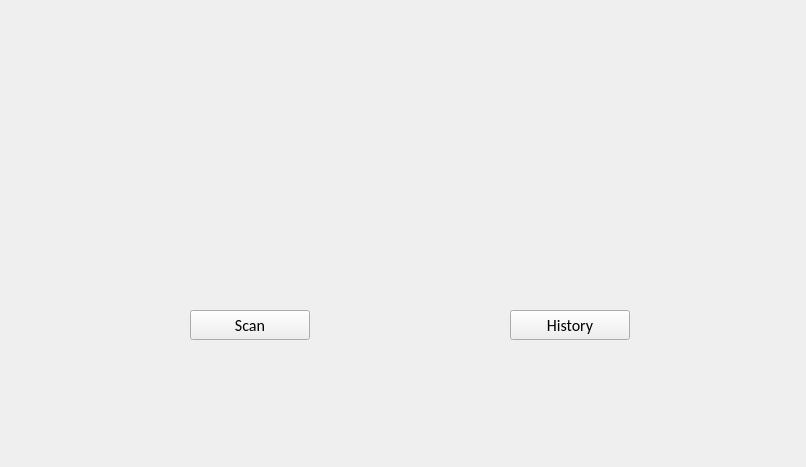
Qt form widget.ui (Daisy-Aguilar/Custodio) before a commit.
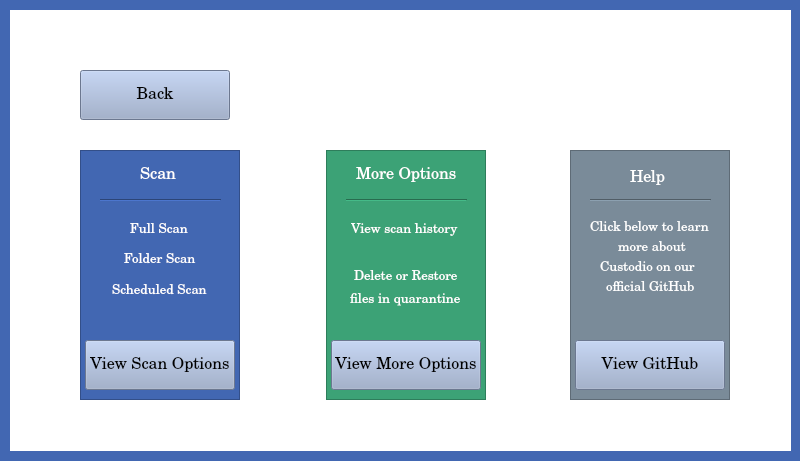
The same form after that commit. The open tabs and pages were chosen to show the change. Icons and pictures are not drawn.

Patch:
```diff
--- a/widget.ui
+++ b/widget.ui
@@ -6,25 +6,28 @@
    <rect>
     <x>0</x>
     <y>0</y>
-    <width>806</width>
-    <height>467</height>
+    <width>800</width>
+    <height>461</height>
    </rect>
   </property>
   <property name="windowTitle">
    <string>Widget</string>
   </property>
   <property name="styleSheet">
-   <string notr="true">background-color: rgb(239, 239, 239);</string>
+   <string notr="true">background-color: rgb(66, 103, 178);</string>
   </property>
   <widget class="QStackedWidget" name="stackedWidget">
    <property name="geometry">
     <rect>
      <x>10</x>
      <y>10</y>
-     <width>801</width>
-     <height>461</height>
+     <width>781</width>
+     <height>441</height>
     </rect>
    </property>
+   <property name="styleSheet">
+    <string notr="true">background-color: rgb(255, 255, 255);</string>
+   </property>
    <property name="currentIndex">
     <number>0</number>
    </property>
@@ -69,43 +72,1206 @@
     </widget>
    </widget>
    <widget class="QWidget" name="page_1">
-    <widget class="QPushButton" name="scanButton">
+    <widget class="QPushButton" name="backButton_0">
      <property name="geometry">
       <rect>
-       <x>180</x>
-       <y>300</y>
-       <width>120</width>
-       <height>30</height>
+       <x>70</x>
+       <y>60</y>
+       <width>150</width>
+       <height>50</height>
       </rect>
      </property>
+     <property name="palette">
+      <palette>
+       <active>
+        <colorrole role="Button">
+         <brush brushstyle="SolidPattern">
+          <color alpha="255">
+           <red>151</red>
+           <green>168</green>
+           <blue>201</blue>
+          </color>
+         </brush>
+        </colorrole>
+        <colorrole role="Text">
+         <brush brushstyle="SolidPattern">
+          <color alpha="255">
+           <red>255</red>
+           <green>255</green>
+           <blue>255</blue>
+          </color>
+         </brush>
+        </colorrole>
+        <colorrole role="ButtonText">
+         <brush brushstyle="SolidPattern">
+          <color alpha="255">
+           <red>255</red>
+           <green>255</green>
+           <blue>255</blue>
+          </color>
+         </brush>
+        </colorrole>
+        <colorrole role="Base">
+         <brush brushstyle="SolidPattern">
+          <color alpha="255">
+           <red>151</red>
+           <green>168</green>
+           <blue>201</blue>
+          </color>
+         </brush>
+        </colorrole>
+        <colorrole role="Window">
+         <brush brushstyle="SolidPattern">
+          <color alpha="255">
+           <red>151</red>
+           <green>168</green>
+           <blue>201</blue>
+          </color>
+         </brush>
+        </colorrole>
+       </active>
+       <inactive>
+        <colorrole role="Button">
+         <brush brushstyle="SolidPattern">
+          <color alpha="255">
+           <red>240</red>
+           <green>240</green>
+           <blue>240</blue>
+          </color>
+         </brush>
+        </colorrole>
+        <colorrole role="Text">
+         <brush brushstyle="SolidPattern">
+          <color alpha="255">
+           <red>0</red>
+           <green>0</green>
+           <blue>0</blue>
+          </color>
+         </brush>
+        </colorrole>
+        <colorrole role="ButtonText">
+         <brush brushstyle="SolidPattern">
+          <color alpha="255">
+           <red>0</red>
+           <green>0</green>
+           <blue>0</blue>
+          </color>
+         </brush>
+        </colorrole>
+        <colorrole role="Base">
+         <brush brushstyle="SolidPattern">
+          <color alpha="255">
+           <red>255</red>
+           <green>255</green>
+           <blue>255</blue>
+          </color>
+         </brush>
+        </colorrole>
+        <colorrole role="Window">
+         <brush brushstyle="SolidPattern">
+          <color alpha="255">
+           <red>240</red>
+           <green>240</green>
+           <blue>240</blue>
+          </color>
+         </brush>
+        </colorrole>
+       </inactive>
+       <disabled>
+        <colorrole role="Button">
+         <brush brushstyle="SolidPattern">
+          <color alpha="255">
+           <red>151</red>
+           <green>168</green>
+           <blue>201</blue>
+          </color>
+         </brush>
+        </colorrole>
+        <colorrole role="Text">
+         <brush brushstyle="SolidPattern">
+          <color alpha="255">
+           <red>120</red>
+           <green>120</green>
+           <blue>120</blue>
+          </color>
+         </brush>
+        </colorrole>
+        <colorrole role="ButtonText">
+         <brush brushstyle="SolidPattern">
+          <color alpha="255">
+           <red>120</red>
+           <green>120</green>
+           <blue>120</blue>
+          </color>
+         </brush>
+        </colorrole>
+        <colorrole role="Base">
+         <brush brushstyle="SolidPattern">
+          <color alpha="255">
+           <red>151</red>
+           <green>168</green>
+           <blue>201</blue>
+          </color>
+         </brush>
+        </colorrole>
+        <colorrole role="Window">
+         <brush brushstyle="SolidPattern">
+          <color alpha="255">
+           <red>151</red>
+           <green>168</green>
+           <blue>201</blue>
+          </color>
+         </brush>
+        </colorrole>
+       </disabled>
+      </palette>
+     </property>
      <property name="font">
       <font>
-       <family>Calibri</family>
+       <family>Century</family>
        <pointsize>12</pointsize>
       </font>
      </property>
+     <property name="focusPolicy">
+      <enum>Qt::StrongFocus</enum>
+     </property>
+     <property name="styleSheet">
+      <string notr="true">background-color: rgb(151, 168, 201);</string>
+     </property>
      <property name="text">
-      <string>Scan</string>
+      <string>Back</string>
      </property>
     </widget>
-    <widget class="QPushButton" name="historyButton">
+    <widget class="QLabel" name="label_1">
      <property name="geometry">
       <rect>
-       <x>500</x>
-       <y>300</y>
-       <width>120</width>
-       <height>30</height>
+       <x>280</x>
+       <y>40</y>
+       <width>231</width>
+       <height>81</height>
       </rect>
      </property>
+     <property name="text">
+      <string/>
+     </property>
+     <property name="pixmap">
+      <pixmap>../../Pictures/resizedLogo.png</pixmap>
+     </property>
+     <property name="scaledContents">
+      <bool>false</bool>
+     </property>
+    </widget>
+    <widget class="QFrame" name="frame">
+     <property name="geometry">
+      <rect>
+       <x>70</x>
+       <y>140</y>
+       <width>160</width>
+       <height>250</height>
+      </rect>
+     </property>
      <property name="font">
       <font>
-       <family>Calibri</family>
-       <pointsize>12</pointsize>
+       <family>Century</family>
       </font>
      </property>
-     <property name="text">
-      <string>History</string>
+     <property name="styleSheet">
+      <string notr="true">background-color: rgb(66, 103, 178);</string>
      </property>
+     <property name="frameShape">
+      <enum>QFrame::StyledPanel</enum>
+     </property>
+     <property name="frameShadow">
+      <enum>QFrame::Raised</enum>
+     </property>
+     <widget class="QPushButton" name="scanButton">
+      <property name="geometry">
+       <rect>
+        <x>5</x>
+        <y>190</y>
+        <width>150</width>
+        <height>50</height>
+       </rect>
+      </property>
+      <property name="palette">
+       <palette>
+        <active>
+         <colorrole role="Button">
+          <brush brushstyle="SolidPattern">
+           <color alpha="255">
+            <red>151</red>
+            <green>168</green>
+            <blue>201</blue>
+           </color>
+          </brush>
+         </colorrole>
+         <colorrole role="ButtonText">
+          <brush brushstyle="SolidPattern">
+           <color alpha="255">
+            <red>255</red>
+            <green>255</green>
+            <blue>255</blue>
+           </color>
+          </brush>
+         </colorrole>
+         <colorrole role="Base">
+          <brush brushstyle="SolidPattern">
+           <color alpha="255">
+            <red>151</red>
+            <green>168</green>
+            <blue>201</blue>
+           </color>
+          </brush>
+         </colorrole>
+         <colorrole role="Window">
+          <brush brushstyle="SolidPattern">
+           <color alpha="255">
+            <red>151</red>
+            <green>168</green>
+            <blue>201</blue>
+           </color>
+          </brush>
+         </colorrole>
+        </active>
+        <inactive>
+         <colorrole role="Button">
+          <brush brushstyle="SolidPattern">
+           <color alpha="255">
+            <red>240</red>
+            <green>240</green>
+            <blue>240</blue>
+           </color>
+          </brush>
+         </colorrole>
+         <colorrole role="ButtonText">
+          <brush brushstyle="SolidPattern">
+           <color alpha="255">
+            <red>0</red>
+            <green>0</green>
+            <blue>0</blue>
+           </color>
+          </brush>
+         </colorrole>
+         <colorrole role="Base">
+          <brush brushstyle="SolidPattern">
+           <color alpha="255">
+            <red>255</red>
+            <green>255</green>
+            <blue>255</blue>
+           </color>
+          </brush>
+         </colorrole>
+         <colorrole role="Window">
+          <brush brushstyle="SolidPattern">
+           <color alpha="255">
+            <red>240</red>
+            <green>240</green>
+            <blue>240</blue>
+           </color>
+          </brush>
+         </colorrole>
+        </inactive>
+        <disabled>
+         <colorrole role="Button">
+          <brush brushstyle="SolidPattern">
+           <color alpha="255">
+            <red>151</red>
+            <green>168</green>
+            <blue>201</blue>
+           </color>
+          </brush>
+         </colorrole>
+         <colorrole role="ButtonText">
+          <brush brushstyle="SolidPattern">
+           <color alpha="255">
+            <red>120</red>
+            <green>120</green>
+            <blue>120</blue>
+           </color>
+          </brush>
+         </colorrole>
+         <colorrole role="Base">
+          <brush brushstyle="SolidPattern">
+           <color alpha="255">
+            <red>151</red>
+            <green>168</green>
+            <blue>201</blue>
+           </color>
+          </brush>
+         </colorrole>
+         <colorrole role="Window">
+          <brush brushstyle="SolidPattern">
+           <color alpha="255">
+            <red>151</red>
+            <green>168</green>
+            <blue>201</blue>
+           </color>
+          </brush>
+         </colorrole>
+        </disabled>
+       </palette>
+      </property>
+      <property name="font">
+       <font>
+        <family>Century</family>
+        <pointsize>12</pointsize>
+       </font>
+      </property>
+      <property name="layoutDirection">
+       <enum>Qt::LeftToRight</enum>
+      </property>
+      <property name="styleSheet">
+       <string notr="true">background-color: rgb(151, 168, 201);</string>
+      </property>
+      <property name="text">
+       <string>View Scan Options</string>
+      </property>
+     </widget>
+     <widget class="QLabel" name="label_2">
+      <property name="geometry">
+       <rect>
+        <x>60</x>
+        <y>10</y>
+        <width>41</width>
+        <height>31</height>
+       </rect>
+      </property>
+      <property name="font">
+       <font>
+        <family>Century</family>
+        <pointsize>12</pointsize>
+       </font>
+      </property>
+      <property name="styleSheet">
+       <string notr="true">color: rgb(255, 255, 255);</string>
+      </property>
+      <property name="text">
+       <string>Scan</string>
+      </property>
+     </widget>
+     <widget class="Line" name="line">
+      <property name="geometry">
+       <rect>
+        <x>20</x>
+        <y>40</y>
+        <width>121</width>
+        <height>20</height>
+       </rect>
+      </property>
+      <property name="styleSheet">
+       <string notr="true">color: rgb(255, 255, 255);</string>
+      </property>
+      <property name="orientation">
+       <enum>Qt::Horizontal</enum>
+      </property>
+     </widget>
+     <widget class="QLabel" name="label_3">
+      <property name="geometry">
+       <rect>
+        <x>50</x>
+        <y>70</y>
+        <width>61</width>
+        <height>20</height>
+       </rect>
+      </property>
+      <property name="palette">
+       <palette>
+        <active>
+         <colorrole role="WindowText">
+          <brush brushstyle="SolidPattern">
+           <color alpha="255">
+            <red>255</red>
+            <green>255</green>
+            <blue>255</blue>
+           </color>
+          </brush>
+         </colorrole>
+         <colorrole role="Button">
+          <brush brushstyle="SolidPattern">
+           <color alpha="255">
+            <red>66</red>
+            <green>103</green>
+            <blue>178</blue>
+           </color>
+          </brush>
+         </colorrole>
+         <colorrole role="Text">
+          <brush brushstyle="SolidPattern">
+           <color alpha="255">
+            <red>255</red>
+            <green>255</green>
+            <blue>255</blue>
+           </color>
+          </brush>
+         </colorrole>
+         <colorrole role="ButtonText">
+          <brush brushstyle="SolidPattern">
+           <color alpha="255">
+            <red>255</red>
+            <green>255</green>
+            <blue>255</blue>
+           </color>
+          </brush>
+         </colorrole>
+         <colorrole role="Base">
+          <brush brushstyle="SolidPattern">
+           <color alpha="255">
+            <red>66</red>
+            <green>103</green>
+            <blue>178</blue>
+           </color>
+          </brush>
+         </colorrole>
+         <colorrole role="Window">
+          <brush brushstyle="SolidPattern">
+           <color alpha="255">
+            <red>66</red>
+            <green>103</green>
+            <blue>178</blue>
+           </color>
+          </brush>
+         </colorrole>
+         <colorrole role="PlaceholderText">
+          <brush brushstyle="SolidPattern">
+           <color alpha="255">
+            <red>255</red>
+            <green>255</green>
+            <blue>255</blue>
+           </color>
+          </brush>
+         </colorrole>
+        </active>
+        <inactive>
+         <colorrole role="WindowText">
+          <brush brushstyle="SolidPattern">
+           <color alpha="255">
+            <red>255</red>
+            <green>255</green>
+            <blue>255</blue>
+           </color>
+          </brush>
+         </colorrole>
+         <colorrole role="Button">
+          <brush brushstyle="SolidPattern">
+           <color alpha="255">
+            <red>66</red>
+            <green>103</green>
+            <blue>178</blue>
+           </color>
+          </brush>
+         </colorrole>
+         <colorrole role="Text">
+          <brush brushstyle="SolidPattern">
+           <color alpha="255">
+            <red>255</red>
+            <green>255</green>
+            <blue>255</blue>
+           </color>
+          </brush>
+         </colorrole>
+         <colorrole role="ButtonText">
+          <brush brushstyle="SolidPattern">
+           <color alpha="255">
+            <red>255</red>
+            <green>255</green>
+            <blue>255</blue>
+           </color>
+          </brush>
+         </colorrole>
+         <colorrole role="Base">
+          <brush brushstyle="SolidPattern">
+           <color alpha="255">
+            <red>66</red>
+            <green>103</green>
+            <blue>178</blue>
+           </color>
+          </brush>
+         </colorrole>
+         <colorrole role="Window">
+          <brush brushstyle="SolidPattern">
+           <color alpha="255">
+            <red>66</red>
+            <green>103</green>
+            <blue>178</blue>
+           </color>
+          </brush>
+         </colorrole>
+         <colorrole role="PlaceholderText">
+          <brush brushstyle="SolidPattern">
+           <color alpha="255">
+            <red>255</red>
+            <green>255</green>
+            <blue>255</blue>
+           </color>
+          </brush>
+         </colorrole>
+        </inactive>
+        <disabled>
+         <colorrole role="WindowText">
+          <brush brushstyle="SolidPattern">
+           <color alpha="255">
+            <red>255</red>
+            <green>255</green>
+            <blue>255</blue>
+           </color>
+          </brush>
+         </colorrole>
+         <colorrole role="Button">
+          <brush brushstyle="SolidPattern">
+           <color alpha="255">
+            <red>66</red>
+            <green>103</green>
+            <blue>178</blue>
+           </color>
+          </brush>
+         </colorrole>
+         <colorrole role="Text">
+          <brush brushstyle="SolidPattern">
+           <color alpha="255">
+            <red>255</red>
+            <green>255</green>
+            <blue>255</blue>
+           </color>
+          </brush>
+         </colorrole>
+         <colorrole role="ButtonText">
+          <brush brushstyle="SolidPattern">
+           <color alpha="255">
+            <red>255</red>
+            <green>255</green>
+            <blue>255</blue>
+           </color>
+          </brush>
+         </colorrole>
+         <colorrole role="Base">
+          <brush brushstyle="SolidPattern">
+           <color alpha="255">
+            <red>66</red>
+            <green>103</green>
+            <blue>178</blue>
+           </color>
+          </brush>
+         </colorrole>
+         <colorrole role="Window">
+          <brush brushstyle="SolidPattern">
+           <color alpha="255">
+            <red>66</red>
+            <green>103</green>
+            <blue>178</blue>
+           </color>
+          </brush>
+         </colorrole>
+         <colorrole role="PlaceholderText">
+          <brush brushstyle="SolidPattern">
+           <color alpha="255">
+            <red>255</red>
+            <green>255</green>
+            <blue>255</blue>
+           </color>
+          </brush>
+         </colorrole>
+        </disabled>
+       </palette>
+      </property>
+      <property name="font">
+       <font>
+        <family>Century</family>
+        <pointsize>10</pointsize>
+       </font>
+      </property>
+      <property name="styleSheet">
+       <string notr="true">color: rgb(255, 255, 255);</string>
+      </property>
+      <property name="text">
+       <string>Full Scan</string>
+      </property>
+     </widget>
+     <widget class="QLabel" name="label_4">
+      <property name="geometry">
+       <rect>
+        <x>44</x>
+        <y>102</y>
+        <width>81</width>
+        <height>16</height>
+       </rect>
+      </property>
+      <property name="font">
+       <font>
+        <family>Century</family>
+        <pointsize>10</pointsize>
+       </font>
+      </property>
+      <property name="styleSheet">
+       <string notr="true">color: rgb(255, 255, 255);</string>
+      </property>
+      <property name="text">
+       <string>Folder Scan</string>
+      </property>
+     </widget>
+     <widget class="QLabel" name="label_5">
+      <property name="geometry">
+       <rect>
+        <x>32</x>
+        <y>130</y>
+        <width>101</width>
+        <height>21</height>
+       </rect>
+      </property>
+      <property name="font">
+       <font>
+        <family>Century</family>
+        <pointsize>10</pointsize>
+       </font>
+      </property>
+      <property name="styleSheet">
+       <string notr="true">color: rgb(255, 255, 255);</string>
+      </property>
+      <property name="text">
+       <string>Scheduled Scan</string>
+      </property>
+     </widget>
+    </widget>
+    <widget class="QFrame" name="frame_2">
+     <property name="geometry">
+      <rect>
+       <x>316</x>
+       <y>140</y>
+       <width>160</width>
+       <height>250</height>
+      </rect>
+     </property>
+     <property name="styleSheet">
+      <string notr="true">background-color: rgb(60, 162, 118);</string>
+     </property>
+     <property name="frameShape">
+      <enum>QFrame::StyledPanel</enum>
+     </property>
+     <property name="frameShadow">
+      <enum>QFrame::Raised</enum>
+     </property>
+     <widget class="QPushButton" name="historyButton">
+      <property name="geometry">
+       <rect>
+        <x>5</x>
+        <y>190</y>
+        <width>150</width>
+        <height>50</height>
+       </rect>
+      </property>
+      <property name="palette">
+       <palette>
+        <active>
+         <colorrole role="Button">
+          <brush brushstyle="SolidPattern">
+           <color alpha="255">
+            <red>151</red>
+            <green>168</green>
+            <blue>201</blue>
+           </color>
+          </brush>
+         </colorrole>
+         <colorrole role="ButtonText">
+          <brush brushstyle="SolidPattern">
+           <color alpha="255">
+            <red>255</red>
+            <green>255</green>
+            <blue>255</blue>
+           </color>
+          </brush>
+         </colorrole>
+         <colorrole role="Base">
+          <brush brushstyle="SolidPattern">
+           <color alpha="255">
+            <red>151</red>
+            <green>168</green>
+            <blue>201</blue>
+           </color>
+          </brush>
+         </colorrole>
+         <colorrole role="Window">
+          <brush brushstyle="SolidPattern">
+           <color alpha="255">
+            <red>151</red>
+            <green>168</green>
+            <blue>201</blue>
+           </color>
+          </brush>
+         </colorrole>
+        </active>
+        <inactive>
+         <colorrole role="Button">
+          <brush brushstyle="SolidPattern">
+           <color alpha="255">
+            <red>240</red>
+            <green>240</green>
+            <blue>240</blue>
+           </color>
+          </brush>
+         </colorrole>
+         <colorrole role="ButtonText">
+          <brush brushstyle="SolidPattern">
+           <color alpha="255">
+            <red>0</red>
+            <green>0</green>
+            <blue>0</blue>
+           </color>
+          </brush>
+         </colorrole>
+         <colorrole role="Base">
+          <brush brushstyle="SolidPattern">
+           <color alpha="255">
+            <red>255</red>
+            <green>255</green>
+            <blue>255</blue>
+           </color>
+          </brush>
+         </colorrole>
+         <colorrole role="Window">
+          <brush brushstyle="SolidPattern">
+           <color alpha="255">
+            <red>240</red>
+            <green>240</green>
+            <blue>240</blue>
+           </color>
+          </brush>
+         </colorrole>
+        </inactive>
+        <disabled>
+         <colorrole role="Button">
+          <brush brushstyle="SolidPattern">
+           <color alpha="255">
+            <red>151</red>
+            <green>168</green>
+            <blue>201</blue>
+           </color>
+          </brush>
+         </colorrole>
+         <colorrole role="ButtonText">
+          <brush brushstyle="SolidPattern">
+           <color alpha="255">
+            <red>120</red>
+            <green>120</green>
+            <blue>120</blue>
+           </color>
+          </brush>
+         </colorrole>
+         <colorrole role="Base">
+          <brush brushstyle="SolidPattern">
+           <color alpha="255">
+            <red>151</red>
+            <green>168</green>
+            <blue>201</blue>
+           </color>
+          </brush>
+         </colorrole>
+         <colorrole role="Window">
+          <brush brushstyle="SolidPattern">
+           <color alpha="255">
+            <red>151</red>
+            <green>168</green>
+            <blue>201</blue>
+           </color>
+          </brush>
+         </colorrole>
+        </disabled>
+       </palette>
+      </property>
+      <property name="font">
+       <font>
+        <family>Century</family>
+        <pointsize>12</pointsize>
+       </font>
+      </property>
+      <property name="styleSheet">
+       <string notr="true">background-color: rgb(151, 168, 201);</string>
+      </property>
+      <property name="text">
+       <string>View More Options</string>
+      </property>
+     </widget>
+     <widget class="Line" name="line_2">
+      <property name="geometry">
+       <rect>
+        <x>20</x>
+        <y>40</y>
+        <width>121</width>
+        <height>20</height>
+       </rect>
+      </property>
+      <property name="orientation">
+       <enum>Qt::Horizontal</enum>
+      </property>
+     </widget>
+     <widget class="QLabel" name="label_6">
+      <property name="geometry">
+       <rect>
+        <x>30</x>
+        <y>10</y>
+        <width>111</width>
+        <height>31</height>
+       </rect>
+      </property>
+      <property name="font">
+       <font>
+        <family>Century</family>
+        <pointsize>12</pointsize>
+       </font>
+      </property>
+      <property name="styleSheet">
+       <string notr="true">color: rgb(255, 255, 255);</string>
+      </property>
+      <property name="text">
+       <string>More Options</string>
+      </property>
+     </widget>
+     <widget class="QLabel" name="label_7">
+      <property name="geometry">
+       <rect>
+        <x>25</x>
+        <y>70</y>
+        <width>111</width>
+        <height>20</height>
+       </rect>
+      </property>
+      <property name="font">
+       <font>
+        <family>Century</family>
+        <pointsize>10</pointsize>
+       </font>
+      </property>
+      <property name="styleSheet">
+       <string notr="true">color: rgb(255, 255, 255);</string>
+      </property>
+      <property name="text">
+       <string>View scan history</string>
+      </property>
+     </widget>
+     <widget class="QLabel" name="label_8">
+      <property name="geometry">
+       <rect>
+        <x>28</x>
+        <y>116</y>
+        <width>111</width>
+        <height>21</height>
+       </rect>
+      </property>
+      <property name="font">
+       <font>
+        <family>Century</family>
+        <pointsize>10</pointsize>
+       </font>
+      </property>
+      <property name="styleSheet">
+       <string notr="true">color: rgb(255, 255, 255);</string>
+      </property>
+      <property name="text">
+       <string>Delete or Restore</string>
+      </property>
+     </widget>
+     <widget class="QLabel" name="label_9">
+      <property name="geometry">
+       <rect>
+        <x>24</x>
+        <y>142</y>
+        <width>121</width>
+        <height>16</height>
+       </rect>
+      </property>
+      <property name="font">
+       <font>
+        <family>Century</family>
+        <pointsize>10</pointsize>
+       </font>
+      </property>
+      <property name="styleSheet">
+       <string notr="true">color: rgb(255, 255, 255);</string>
+      </property>
+      <property name="text">
+       <string>files in quarantine</string>
+      </property>
+     </widget>
+    </widget>
+    <widget class="QFrame" name="frame_3">
+     <property name="geometry">
+      <rect>
+       <x>560</x>
+       <y>140</y>
+       <width>160</width>
+       <height>250</height>
+      </rect>
+     </property>
+     <property name="styleSheet">
+      <string notr="true">background-color: rgb(122, 139, 153);</string>
+     </property>
+     <property name="frameShape">
+      <enum>QFrame::StyledPanel</enum>
+     </property>
+     <property name="frameShadow">
+      <enum>QFrame::Raised</enum>
+     </property>
+     <widget class="QPushButton" name="helpButton_1">
+      <property name="geometry">
+       <rect>
+        <x>5</x>
+        <y>190</y>
+        <width>150</width>
+        <height>50</height>
+       </rect>
+      </property>
+      <property name="palette">
+       <palette>
+        <active>
+         <colorrole role="Button">
+          <brush brushstyle="SolidPattern">
+           <color alpha="255">
+            <red>151</red>
+            <green>168</green>
+            <blue>201</blue>
+           </color>
+          </brush>
+         </colorrole>
+         <colorrole role="ButtonText">
+          <brush brushstyle="SolidPattern">
+           <color alpha="255">
+            <red>255</red>
+            <green>255</green>
+            <blue>255</blue>
+           </color>
+          </brush>
+         </colorrole>
+         <colorrole role="Base">
+          <brush brushstyle="SolidPattern">
+           <color alpha="255">
+            <red>151</red>
+            <green>168</green>
+            <blue>201</blue>
+           </color>
+          </brush>
+         </colorrole>
+         <colorrole role="Window">
+          <brush brushstyle="SolidPattern">
+           <color alpha="255">
+            <red>151</red>
+            <green>168</green>
+            <blue>201</blue>
+           </color>
+          </brush>
+         </colorrole>
+        </active>
+        <inactive>
+         <colorrole role="Button">
+          <brush brushstyle="SolidPattern">
+           <color alpha="255">
+            <red>240</red>
+            <green>240</green>
+            <blue>240</blue>
+           </color>
+          </brush>
+         </colorrole>
+         <colorrole role="ButtonText">
+          <brush brushstyle="SolidPattern">
+           <color alpha="255">
+            <red>0</red>
+            <green>0</green>
+            <blue>0</blue>
+           </color>
+          </brush>
+         </colorrole>
+         <colorrole role="Base">
+          <brush brushstyle="SolidPattern">
+           <color alpha="255">
+            <red>255</red>
+            <green>255</green>
+            <blue>255</blue>
+           </color>
+          </brush>
+         </colorrole>
+         <colorrole role="Window">
+          <brush brushstyle="SolidPattern">
+           <color alpha="255">
+            <red>240</red>
+            <green>240</green>
+            <blue>240</blue>
+           </color>
+          </brush>
+         </colorrole>
+        </inactive>
+        <disabled>
+         <colorrole role="Button">
+          <brush brushstyle="SolidPattern">
+           <color alpha="255">
+            <red>151</red>
+            <green>168</green>
+            <blue>201</blue>
+           </color>
+          </brush>
+         </colorrole>
+         <colorrole role="ButtonText">
+          <brush brushstyle="SolidPattern">
+           <color alpha="255">
+            <red>120</red>
+            <green>120</green>
+            <blue>120</blue>
+           </color>
+          </brush>
+         </colorrole>
+         <colorrole role="Base">
+          <brush brushstyle="SolidPattern">
+           <color alpha="255">
+            <red>151</red>
+            <green>168</green>
+            <blue>201</blue>
+           </color>
+          </brush>
+         </colorrole>
+         <colorrole role="Window">
+          <brush brushstyle="SolidPattern">
+           <color alpha="255">
+            <red>151</red>
+            <green>168</green>
+            <blue>201</blue>
+           </color>
+          </brush>
+         </colorrole>
+        </disabled>
+       </palette>
+      </property>
+      <property name="font">
+       <font>
+        <family>Century</family>
+        <pointsize>12</pointsize>
+       </font>
+      </property>
+      <property name="styleSheet">
+       <string notr="true">background-color: rgb(151, 168, 201);</string>
+      </property>
+      <property name="text">
+       <string>View GitHub</string>
+      </property>
+     </widget>
+     <widget class="Line" name="line_3">
+      <property name="geometry">
+       <rect>
+        <x>20</x>
+        <y>40</y>
+        <width>121</width>
+        <height>20</height>
+       </rect>
+      </property>
+      <property name="orientation">
+       <enum>Qt::Horizontal</enum>
+      </property>
+     </widget>
+     <widget class="QLabel" name="label_10">
+      <property name="geometry">
+       <rect>
+        <x>60</x>
+        <y>20</y>
+        <width>51</width>
+        <height>16</height>
+       </rect>
+      </property>
+      <property name="font">
+       <font>
+        <family>Century</family>
+        <pointsize>12</pointsize>
+       </font>
+      </property>
+      <property name="styleSheet">
+       <string notr="true">color: rgb(255, 255, 255);</string>
+      </property>
+      <property name="text">
+       <string>Help</string>
+      </property>
+     </widget>
+     <widget class="QLabel" name="label_11">
+      <property name="geometry">
+       <rect>
+        <x>20</x>
+        <y>70</y>
+        <width>121</width>
+        <height>16</height>
+       </rect>
+      </property>
+      <property name="font">
+       <font>
+        <family>Century</family>
+        <pointsize>10</pointsize>
+       </font>
+      </property>
+      <property name="styleSheet">
+       <string notr="true">color: rgb(255, 255, 255);</string>
+      </property>
+      <property name="text">
+       <string>Click below to learn</string>
+      </property>
+     </widget>
+     <widget class="QLabel" name="label_12">
+      <property name="geometry">
+       <rect>
+        <x>48</x>
+        <y>90</y>
+        <width>81</width>
+        <height>16</height>
+       </rect>
+      </property>
+      <property name="font">
+       <font>
+        <family>Century</family>
+        <pointsize>10</pointsize>
+       </font>
+      </property>
+      <property name="styleSheet">
+       <string notr="true">color: rgb(255, 255, 255);</string>
+      </property>
+      <property name="text">
+       <string>more about</string>
+      </property>
+     </widget>
+     <widget class="QLabel" name="label_13">
+      <property name="geometry">
+       <rect>
+        <x>30</x>
+        <y>110</y>
+        <width>101</width>
+        <height>16</height>
+       </rect>
+      </property>
+      <property name="font">
+       <font>
+        <family>Century</family>
+        <pointsize>10</pointsize>
+       </font>
+      </property>
+      <property name="styleSheet">
+       <string notr="true">color: rgb(255, 255, 255);</string>
+      </property>
+      <property name="text">
+       <string>Custodio on our</string>
+      </property>
+     </widget>
+     <widget class="QLabel" name="label_14">
+      <property name="geometry">
+       <rect>
+        <x>36</x>
+        <y>130</y>
+        <width>101</width>
+        <height>16</height>
+       </rect>
+      </property>
+      <property name="font">
+       <font>
+        <family>Century</family>
+        <pointsize>10</pointsize>
+       </font>
+      </property>
+      <property name="styleSheet">
+       <string notr="true">color: rgb(255, 255, 255);</string>
+      </property>
+      <property name="text">
+       <string>official GitHub</string>
+      </property>
+     </widget>
     </widget>
    </widget>
    <widget class="QWidget" name="page_2">
```
Left out of the diff: 2842 changed lines with no effect on the pictures.
